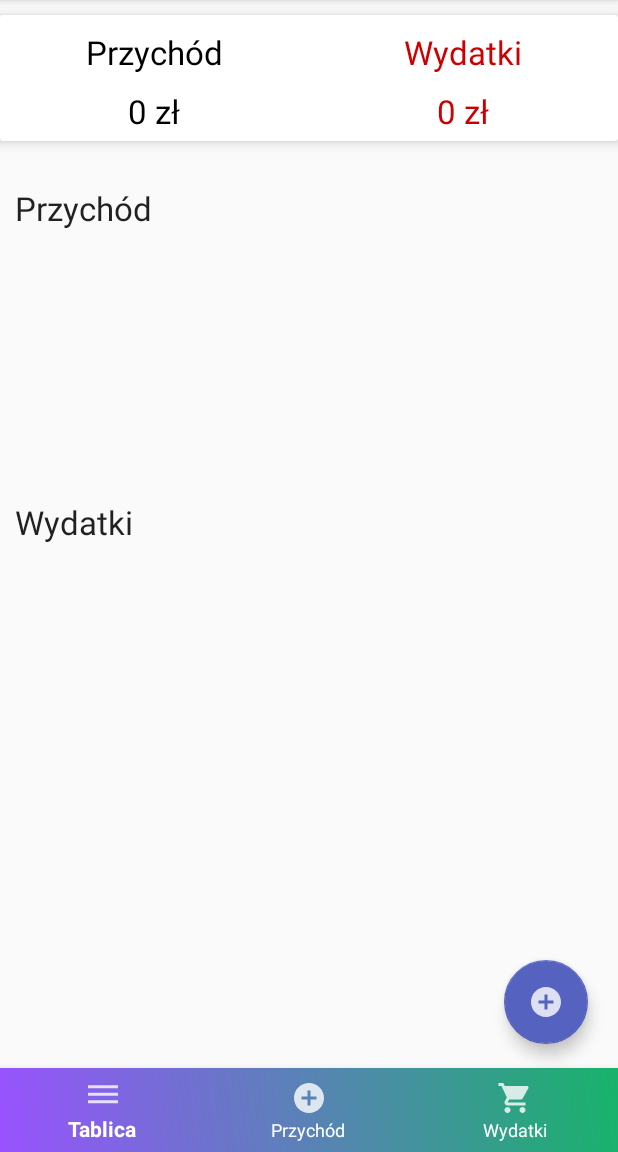
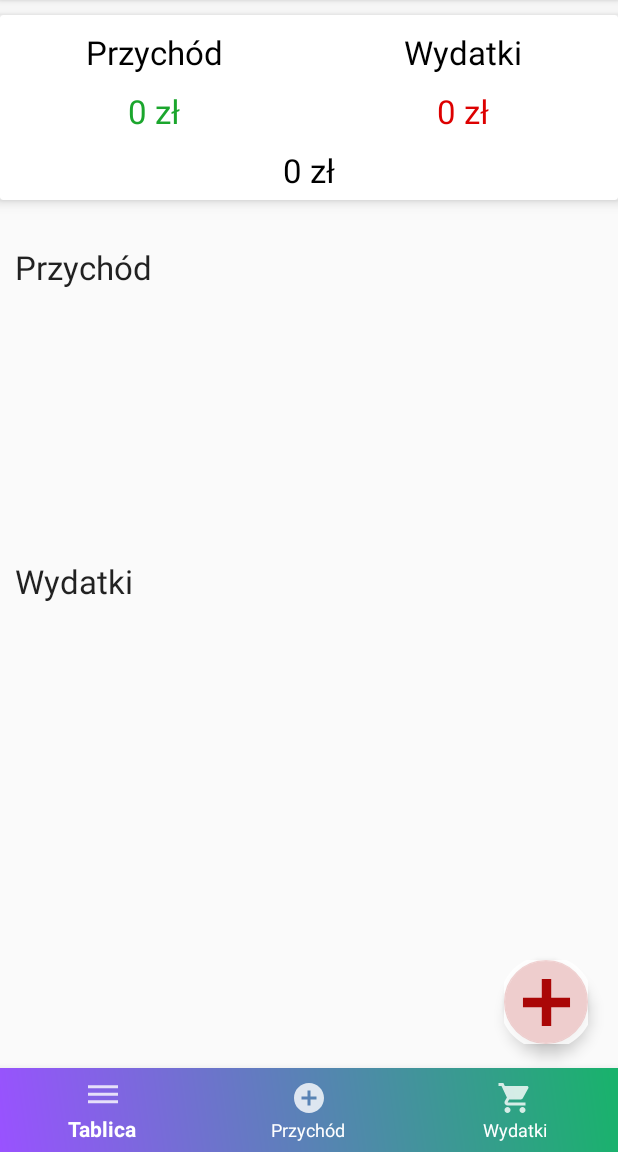
Before and after one commit to pieetrus/Money-Manager, an Android app: the screen it shows after launch once a user with an empty profile is signed in (HomeActivity), on a phone screen of 412 x 824 dp, the part 84-1236 px from its top. Run offline under Robolectric (Android 15) with nearby library versions, the phone set to English and light mode, and no system bars; our stand-ins replace Firebase (no records; nobody signed in at launch, a user with empty details on screens opened directly); 2 statements that could not run were skipped.

Commit message:
Add total cash in dashboard fragment, fab bigger image size

```diff
--- a/app/src/main/java/com/example/moneymanager/DashboardFragment.java
+++ b/app/src/main/java/com/example/moneymanager/DashboardFragment.java
@@ -50,7 +50,7 @@ public class DashboardFragment extends Fragment {
     private FloatingActionButton btn_expense;
 
     // Floating button textviews
-    private TextView tv_main;
+    private TextView tv_total;
     private TextView tv_income;
     private TextView tv_expense;
 
@@ -76,6 +76,8 @@ public class DashboardFragment extends Fragment {
     // Recycler view
     private RecyclerView recyclerIncome;
     private RecyclerView recyclerExpense;
+
+    private int totalCash;
 
 
     @Override
@@ -205,12 +207,15 @@ public class DashboardFragment extends Fragment {
                     Data data = snapshot.getValue(Data.class);
                     sum += data.getAmount();
                 }
+                totalCash += sum;
+                tv_total.setText(totalCash + " zł");
                 tv_totalIncome.setText(sum + " zł");
+
             }
 
             @Override
             public void onCancelled(@NonNull DatabaseError databaseError) {
-
+                totalCash = 0;
             }
         });
 
@@ -225,12 +230,14 @@ public class DashboardFragment extends Fragment {
                     Data data = snapshot.getValue(Data.class);
                     sum += data.getAmount();
                 }
+                totalCash -= sum;
+                tv_total.setText(totalCash + " zł");
                 tv_totalExpense.setText(sum + " zł");
             }
 
             @Override
             public void onCancelled(@NonNull DatabaseError databaseError) {
-
+                totalCash = 0;
             }
         });
     }
@@ -424,6 +431,7 @@ public class DashboardFragment extends Fragment {
         btn_expense = view.findViewById(R.id.btn_ft_expense);
         tv_income = view.findViewById(R.id.tv_ft_income);
         tv_expense = view.findViewById(R.id.tv_ft_expense);
+        tv_total = view.findViewById(R.id.tv_total_amount);
         fadeOpen = AnimationUtils.loadAnimation(getActivity(), R.anim.fade_open);
         fadeClose = AnimationUtils.loadAnimation(getActivity(), R.anim.fade_close);
         tv_totalIncome = view.findViewById(R.id.tv_income_amount);
@@ -439,7 +447,8 @@ public class DashboardFragment extends Fragment {
         incomeDatabase = FirebaseDatabase.getInstance().getReference().child("IncomeData").child(userId);
         expenseDatabase = FirebaseDatabase.getInstance().getReference().child("ExpenseData").child(userId);
 
-
+        totalCash = 0;
+        isOpen = false;
     }
 
 }
--- a/app/src/main/res/layout/expense_recycler_data.xml
+++ b/app/src/main/res/layout/expense_recycler_data.xml
@@ -67,7 +67,7 @@
                 android:layout_width="match_parent"
                 android:layout_height="wrap_content"
                 tools:text="100000"
-                android:textColor="@color/expense_amount"
+                android:textColor="@color/expense_color"
                 android:textAppearance="?android:textAppearanceMedium"
                 android:textStyle="bold"
                 android:id="@+id/tv_amount_expense"
--- a/app/src/main/res/layout/fragment_dashboard.xml
+++ b/app/src/main/res/layout/fragment_dashboard.xml
@@ -57,7 +57,7 @@
                         android:layout_height="wrap_content"
                         android:text="@string/expense"
                         android:textAppearance="?android:textAppearanceLarge"
-                        android:textColor="@android:color/holo_red_dark">
+                        android:textColor="@android:color/black">
 
                     </TextView>
 
@@ -83,7 +83,7 @@
                         android:layout_width="wrap_content"
                         android:layout_height="wrap_content"
                         android:textAppearance="?android:textAppearanceLarge"
-                        android:textColor="@android:color/black"
+                        android:textColor="@color/income_color"
                         tools:text="0000.00" />
 
                 </RelativeLayout>
@@ -99,13 +99,38 @@
                         android:layout_width="wrap_content"
                         android:layout_height="wrap_content"
                         android:textAppearance="?android:textAppearanceLarge"
-                        android:textColor="@android:color/holo_red_dark"
+                        android:textColor="@color/expense_color"
                         tools:text="0000.00" />
 
                 </RelativeLayout>
 
             </LinearLayout>
 
+
+            <LinearLayout
+                android:layout_width="match_parent"
+                android:layout_height="wrap_content"
+                android:layout_marginTop="10dp"
+                android:baselineAligned="false"
+                android:orientation="horizontal">
+
+                <RelativeLayout
+                    android:layout_width="0dp"
+                    android:layout_height="wrap_content"
+                    android:layout_weight="1"
+                    android:gravity="center">
+
+                    <TextView
+                        android:id="@+id/tv_total_amount"
+                        android:layout_width="wrap_content"
+                        android:layout_height="wrap_content"
+                        android:textAppearance="?android:textAppearanceLarge"
+                        android:textColor="@android:color/black"
+                        tools:text="0000.00" />
+
+                </RelativeLayout>
+
+            </LinearLayout>
         </LinearLayout>
 
 
@@ -188,11 +213,12 @@
                 android:layout_height="wrap_content"
                 android:id="@+id/btn_ft_expense"
                 android:layout_gravity="bottom|end"
-                app:backgroundTint="@color/color_toolbar"
+                app:backgroundTint="@color/button_color"
                 app:elevation="6dp"
                 app:fabSize="mini"
+                app:pressedTranslationZ="12dp"
                 android:visibility="invisible"
-                app:pressedTranslationZ="12dp"
+                app:maxImageSize="30dp"
                 android:src="@drawable/expense"
                 />
         </LinearLayout>
@@ -224,11 +250,12 @@
                 android:layout_height="wrap_content"
                 android:id="@+id/btn_ft_income"
                 android:layout_gravity="bottom|end"
-                app:backgroundTint="@color/colorAccent"
+                app:backgroundTint="@android:color/holo_green_dark"
                 app:elevation="6dp"
                 app:fabSize="mini"
+                app:pressedTranslationZ="12dp"
+                app:maxImageSize="55dp"
                 android:visibility="invisible"
-                app:pressedTranslationZ="12dp"
                 android:src="@drawable/income"
                 />
 
@@ -241,10 +268,12 @@
             android:layout_marginBottom="16dp"
             android:layout_marginRight="20dp"
             android:layout_gravity="bottom|end"
-            app:backgroundTint="@color/nav_header"
+            app:backgroundTint="@color/button_color"
             app:fabSize="normal"
             android:src="@drawable/income"
-            android:layout_marginEnd="20dp" />
+            android:layout_marginEnd="20dp"
+            app:maxImageSize="75dp"
+            />
 
     </androidx.coordinatorlayout.widget.CoordinatorLayout>
 
--- a/app/src/main/res/layout/fragment_expense.xml
+++ b/app/src/main/res/layout/fragment_expense.xml
@@ -47,7 +47,7 @@
                     android:layout_height="wrap_content"
                     android:id="@+id/tv_expense_total"
                     android:textAppearance="?android:textAppearanceMedium"
-                    android:textColor="@color/expense_amount"
+                    android:textColor="@color/expense_color"
                     tools:text="00000.00"
                     />
 
--- a/app/src/main/res/layout/fragment_income.xml
+++ b/app/src/main/res/layout/fragment_income.xml
@@ -47,7 +47,7 @@
                     android:layout_height="wrap_content"
                     android:id="@+id/tv_income_total"
                     android:textAppearance="?android:textAppearanceMedium"
-                    android:textColor="@android:color/black"
+                    android:textColor="@color/income_color"
                     tools:text="00000.00"
                     />
 
--- a/app/src/main/res/values/colors.xml
+++ b/app/src/main/res/values/colors.xml
@@ -7,12 +7,11 @@
     <color name="color_toolbar">#03DAC5</color>
     <color name="nav_header">#5662BF</color>
     <color name="dashboard_color">#123BB6</color>
-    <color name="income_color">#492144</color>
-    <color name="expense_color">#977921</color>
+    <color name="income_color">#1BA62D</color>
+    <color name="expense_color">#DD0000</color>
     <color name="income_fragment_background">#FFF1F3FC</color>
     <color name="expense_fragment_background">#FFF1F3FC</color>
     <color name="date_color">#2E1717</color>
-    <color name="expense_amount">#9A0693</color>
     <color name="color_nav_icons">#000000</color>
     <color name="button_color">#AA0707</color>
 
```
